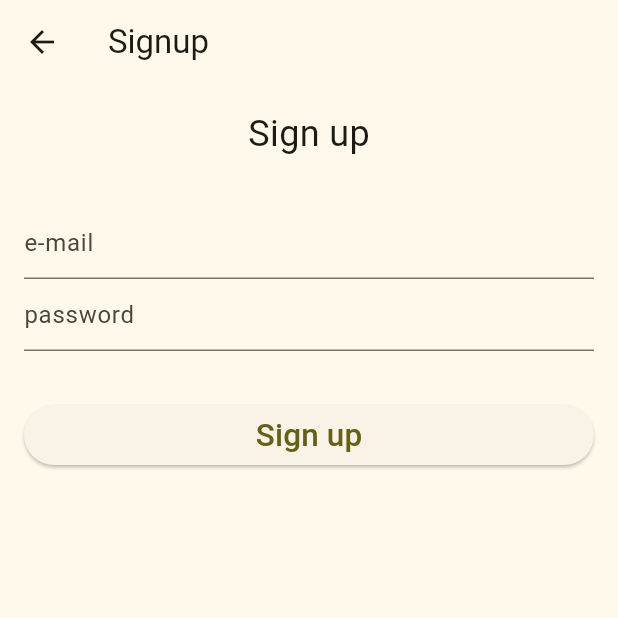
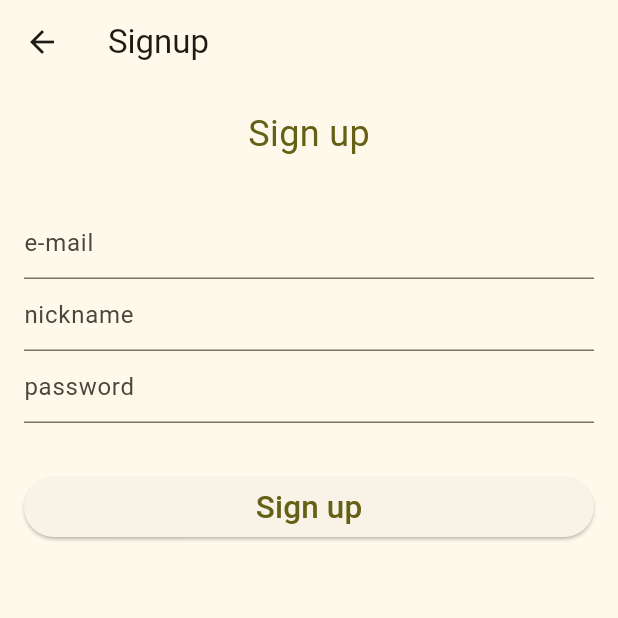
Before and after one commit to Pluteers/petmily-flutter-app, a Flutter app: the screen it shows after launch, after a tap on "Petmiliy 계정 만들기", on a phone screen of 412 x 824 dp, the top half of it. Run offline on Flutter 3.47's test engine with Material 2 defaults, Android fonts, the phone set to English and light mode, and no system bars; drawn by our look-alikes of dynamic_color; our stand-ins replace firebase_auth; accounts and stored records are empty; Roboto replaces fonts that are missing (PretendardVariation).

Commit message:
styl/signup 닉네임 추가

```diff
--- a/lib/login/screens/login_view.dart
+++ b/lib/login/screens/login_view.dart
@@ -22,6 +22,7 @@ class _LoginView extends StatelessWidget {
   @override
   Widget build(BuildContext context) {
     final viewModel = Provider.of<LoginViewModel>(context);
+    final dynamicColor = Theme.of(context).colorScheme;
 
     return Container(
       alignment: Alignment.center,
@@ -33,11 +34,14 @@ class _LoginView extends StatelessWidget {
           children: [
             Text(
               'Petmiliy',
-              style: TextStyle(fontWeight: FontWeight.bold, fontSize: 45.0),
+              style: TextStyle(
+                  fontWeight: FontWeight.bold,
+                  fontSize: 45.0,
+                  color: dynamicColor.primary),
             ),
             Text(
               '우리가 만드는 반려동물 캔버스',
-              style: TextStyle(fontSize: 22.0),
+              style: TextStyle(fontSize: 22.0, color: dynamicColor.primary),
             ),
             SizedBox(
               height: 60.0,
--- a/lib/signup/screens/signup_view.dart
+++ b/lib/signup/screens/signup_view.dart
@@ -1,4 +1,5 @@
 import 'package:flutter/material.dart';
+import 'package:petmily/utilities/dynamic_theme.dart';
 import 'package:provider/provider.dart';
 
 import 'package:petmily/signup/services/auth_service.dart';
@@ -14,9 +15,11 @@ class SignupView extends StatefulWidget {
 class _SignupViewState extends State<SignupView> {
   TextEditingController emailController = TextEditingController();
   TextEditingController passwordController = TextEditingController();
+  TextEditingController nicknameController = TextEditingController();
 
   @override
   Widget build(BuildContext context) {
+    final dynamicColor = Theme.of(context).colorScheme;
     return Scaffold(
       appBar: AppBar(title: Text("Signup")),
       body: SingleChildScrollView(
@@ -29,6 +32,7 @@ class _SignupViewState extends State<SignupView> {
                 "Sign up",
                 style: TextStyle(
                   fontSize: 24,
+                  color: dynamicColor.primary,
                 ),
               ),
             ),
@@ -38,6 +42,12 @@ class _SignupViewState extends State<SignupView> {
             TextField(
               controller: emailController,
               decoration: InputDecoration(hintText: "e-mail"),
+            ),
+
+            /// 닉네임
+            TextField(
+              controller: nicknameController,
+              decoration: InputDecoration(hintText: "nickname"),
             ),
 
             /// 비밀번호
--- a/pubspec.yaml
+++ b/pubspec.yaml
@@ -13,6 +13,7 @@ dependencies:
   go_router: ^6.5.3
   provider: ^6.0.1
   firebase_auth: ^4.4.0
+  dio: ^5.1.1
 
 
 dev_dependencies:
```
Also changed, not shown: lib/signup/services/auth_service.dart (+25 -50 lines), pubspec.lock.
